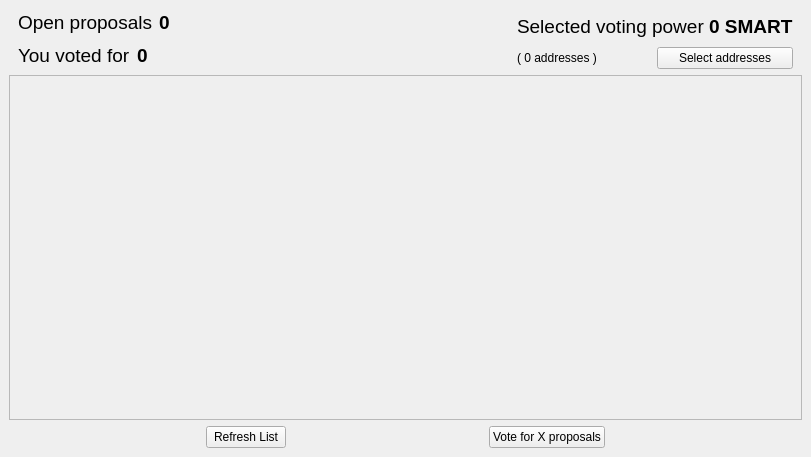
Before: the Qt Designer form src/qt/forms/smartvoting.ui in SmartCash/Core-Smart, drawn with Qt 5.
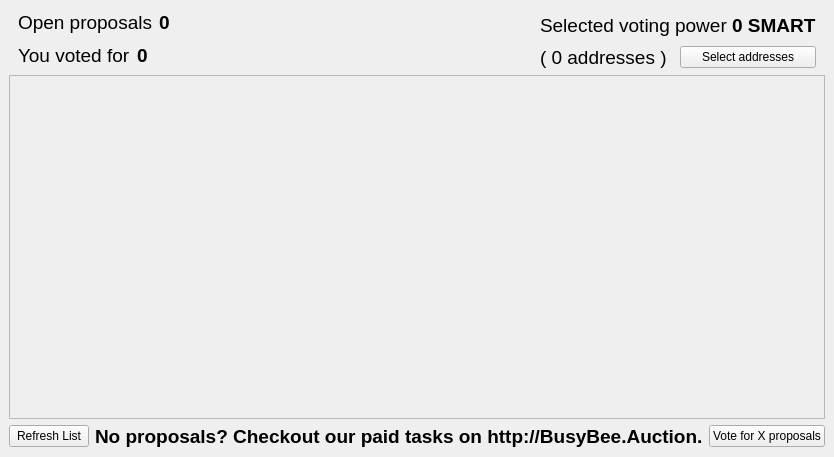
After: the same form once the commit is applied.

Commit message: Update notes on smartnode and smartvote tabs

The edit to the form file:
```diff
--- a/src/qt/forms/smartvoting.ui
+++ b/src/qt/forms/smartvoting.ui
@@ -187,6 +187,11 @@
              <layout class="QHBoxLayout" name="horizontalLayout_6">
               <item>
                <widget class="QLabel" name="addressesLabel">
+                 <property name="font">
+                  <font>
+                   <pointsize>14</pointsize>
+                 </font>
+                 </property>
                 <property name="text">
                  <string>( 0 addresses )</string>
                 </property>
@@ -269,6 +274,33 @@
            </property>
           </spacer>
          </item>
+         <item>
+          <widget class="QLabel" name="busybee">
+           <property name="font">
+            <font>
+             <pointsize>14</pointsize>
+             <weight>75</weight>
+             <bold>true</bold>
+            </font>
+           </property>
+           <property name="text">
+             <string>No proposals? Checkout our paid tasks on http://BusyBee.Auction.</string>
+           </property>
+          </widget>
+         </item>
+         <item>
+          <spacer name="horizontalSpacer_7">
+           <property name="orientation">
+            <enum>Qt::Horizontal</enum>
+           </property>
+           <property name="sizeHint" stdset="0">
+            <size>
+             <width>40</width>
+             <height>20</height>
+            </size>
+           </property>
+          </spacer>
+         </item>
          <item>
           <widget class="QPushButton" name="castVotesButton">
            <property name="text">
```
The commit also changes 1 other file.
